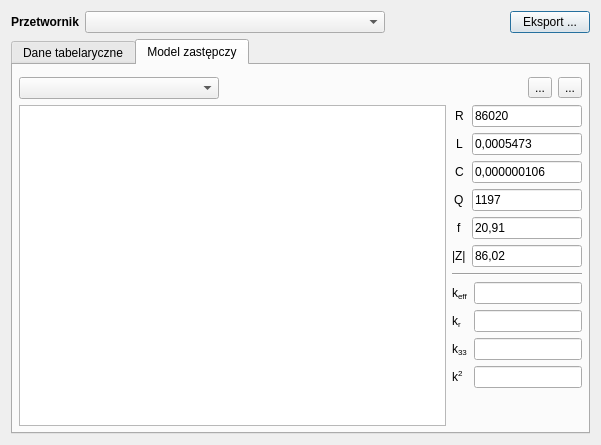
First picture: the form in src/transducerdialog.ui, repository orlinskj/transducer-plot, before the edit.
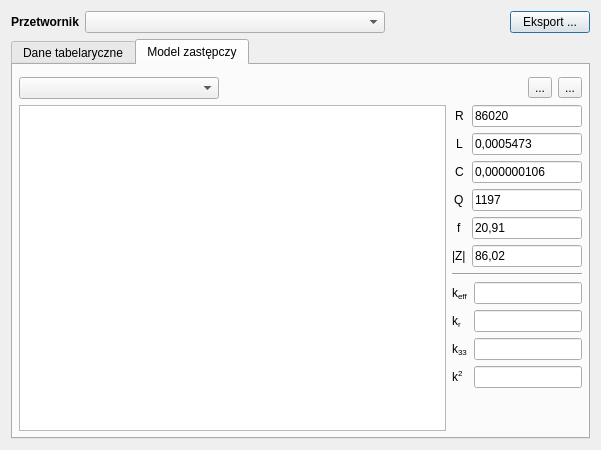
Second picture: the form after the edit. Icons and pictures are not drawn.

The edit to the form file:
```diff
--- a/src/transducerdialog.ui
+++ b/src/transducerdialog.ui
@@ -7,7 +7,7 @@
     <x>0</x>
     <y>0</y>
     <width>601</width>
-    <height>445</height>
+    <height>450</height>
    </rect>
   </property>
   <property name="sizePolicy">
```
Left out of the diff: 2 changed lines with no effect on the pictures.
